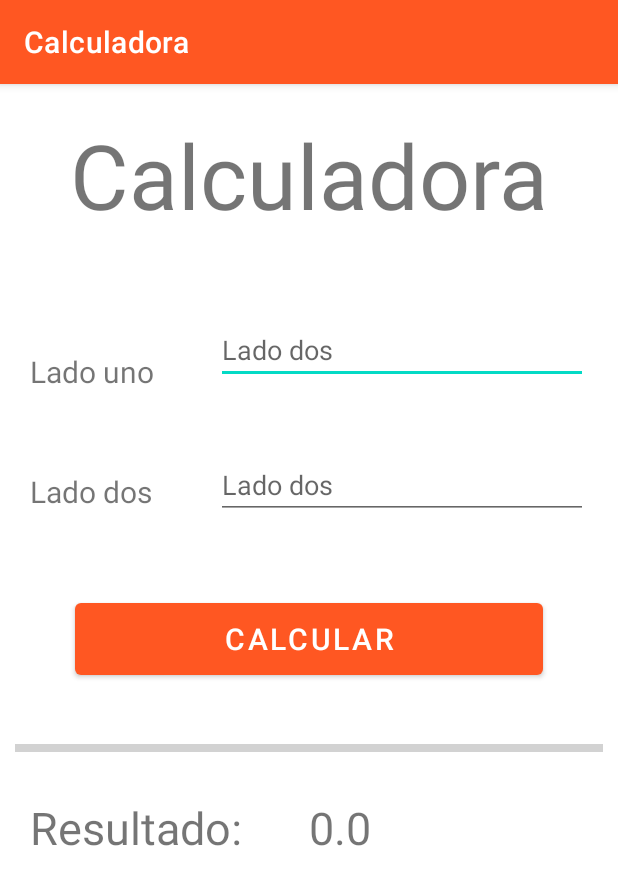
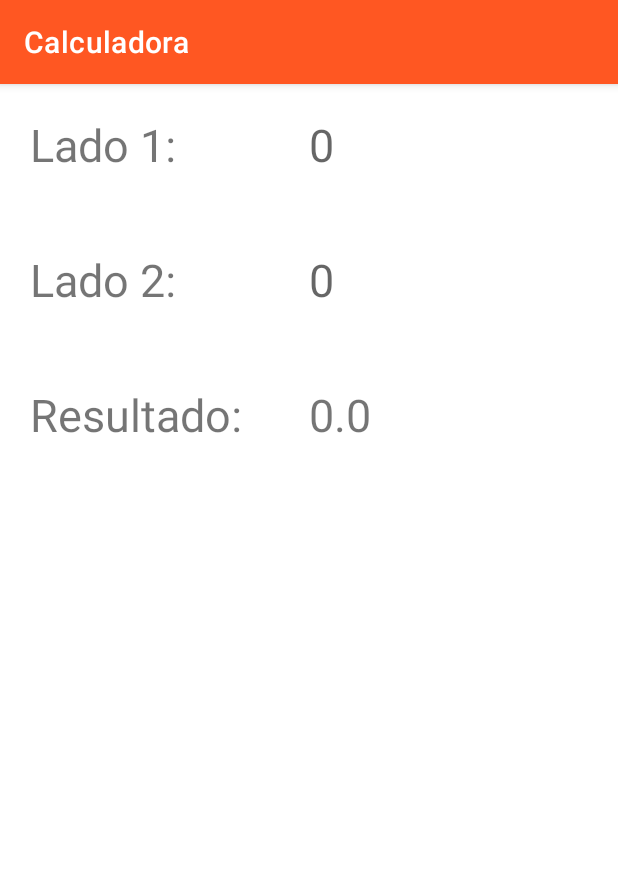
Before and after one commit to drpdevelop/FormApplication, an Android app: the screen it shows after launch (MainActivity before the commit, MainActivity2 after it), after a tap on "CALCULAR", on a phone screen of 412 x 824 dp. Shown: the top 885 px of the screen. Run offline under Robolectric (Android 15) with nearby library versions, the phone set to English and light mode, and no system bars; 2 statements that could not run were skipped.

Commit message:
add calculator, second page and send data

```diff
--- a/app/src/main/AndroidManifest.xml
+++ b/app/src/main/AndroidManifest.xml
@@ -12,6 +12,9 @@
         android:theme="@style/Theme.FormApplication"
         tools:targetApi="31">
         <activity
+            android:name=".MainActivity2"
+            android:exported="false" />
+        <activity
             android:name=".MainActivity"
             android:exported="true">
             <intent-filter>
--- a/app/src/main/java/com/clase1/formapplication/MainActivity.java
+++ b/app/src/main/java/com/clase1/formapplication/MainActivity.java
@@ -2,6 +2,7 @@ package com.clase1.formapplication;
 
 import androidx.appcompat.app.AppCompatActivity;
 
+import android.content.Intent;
 import android.os.Bundle;
 import android.text.TextUtils;
 import android.util.Log;
@@ -32,7 +33,7 @@ public class MainActivity extends AppCompatActivity {
 
         lado_uno = findViewById(R.id.lado_uno);
         lado_dos = findViewById(R.id.lado_dos);
-        result = findViewById(R.id.result);
+        //result = findViewById(R.id.result);
         calculate = findViewById(R.id.calcular);
 
     }
@@ -45,11 +46,12 @@ public class MainActivity extends AppCompatActivity {
         calculate.setOnClickListener(new View.OnClickListener() {
             @Override
             public void onClick(View view) {
-                float lado1 = Float.parseFloat(lado_uno.getText().toString());
-                float lado2 = Float.parseFloat(lado_dos.getText().toString());
-                float resultado = lado1*lado2;
-                String resultad = String.valueOf(resultado);
-                result.setText(resultad);
+                //float lado1 = Float.parseFloat(lado_uno.getText().toString());
+                //float lado2 = Float.parseFloat(lado_dos.getText().toString());
+                //float resultado = lado1*lado2;
+                gotoActivity(view);
+                /*String resultad = String.valueOf(resultado);
+                result.setText(resultad);*/
 
             }
         });
@@ -85,6 +87,16 @@ public class MainActivity extends AppCompatActivity {
         Log.i(Debug,"Entre A OnDestroy");
     }
 
+    public void gotoActivity (View view) {
+
+        Intent pasarDato = new Intent(this, MainActivity2.class);
+        pasarDato.putExtra("lado1",lado_uno.getText().toString());
+        pasarDato.putExtra("lado2",lado_dos.getText().toString());
+        //22pasarDato.putExtra("result",result.getText().toString());
+        startActivity(pasarDato);
+
+    }
+
     /*public void calcular(View view) {
 
         EditText lado_uno = findViewById(R.id.lado_uno);
--- /dev/null
+++ b/app/src/main/java/com/clase1/formapplication/MainActivity2.java
@@ -0,0 +1,39 @@
+package com.clase1.formapplication;
+
+import androidx.appcompat.app.AppCompatActivity;
+
+import android.os.Bundle;
+import android.widget.TextView;
+
+public class MainActivity2 extends AppCompatActivity {
+
+
+    TextView one, two, result;
+
+    @Override
+    protected void onCreate(Bundle savedInstanceState) {
+        super.onCreate(savedInstanceState);
+        setContentView(R.layout.activity_main2);
+        String lado1 = getIntent().getStringExtra("lado1");
+        String lado2 = getIntent().getStringExtra("lado2");
+        //String value = getIntent().getStringExtra("result");
+
+        float l1 = Float.parseFloat(lado1);
+        float l2 = Float.parseFloat(lado2);
+        float resultado = l1*l2;
+
+        result = findViewById(R.id.resultadoValuue);
+        one = findViewById(R.id.lado1);
+        two = findViewById(R.id.lado2);
+
+        //22String value1 = String.valueOf(resultado);
+        //String value2 = String.valueOf(resultado);
+        String resultad = String.valueOf(resultado);
+        one.setText(lado1);
+        two.setText(lado2);
+        result.setText(resultad);
+
+    }
+
+
+}
--- a/app/src/main/res/layout/activity_main.xml
+++ b/app/src/main/res/layout/activity_main.xml
@@ -12,7 +12,7 @@
 
     <TextView
         android:layout_width="match_parent"
-        android:text="Calculadora"
+        android:text="Resultado"
         android:layout_height="100dp"
         android:textAlignment="center"
         android:textSize="60dp"
@@ -43,6 +43,7 @@
             android:layout_height="40dp"
             android:id="@+id/lado_uno"
             android:layout_weight="2"
+            android:inputType="number"
             android:hint="Lado dos"
             />
     </LinearLayout>
@@ -121,7 +122,7 @@
 
 
 
-    <LinearLayout
+    <!---<LinearLayout
         android:layout_width="match_parent"
         android:layout_height="50dp"
         android:layout_marginTop="20dp"
@@ -144,7 +145,7 @@
             android:hint="0"
             android:id="@+id/result"
             />
-    </LinearLayout>
+    </LinearLayout>-->
 
 
 
--- /dev/null
+++ b/app/src/main/res/layout/activity_main2.xml
@@ -0,0 +1,87 @@
+<?xml version="1.0" encoding="utf-8"?>
+<LinearLayout xmlns:android="http://schemas.android.com/apk/res/android"
+    xmlns:app="http://schemas.android.com/apk/res-auto"
+    xmlns:tools="http://schemas.android.com/tools"
+    android:layout_width="match_parent"
+    android:layout_height="match_parent"
+    android:orientation="vertical"
+    tools:context=".MainActivity2">
+
+    <LinearLayout
+        android:layout_width="match_parent"
+        android:layout_height="50dp"
+        android:layout_marginTop="20dp"
+        android:layout_margin="20dp"
+        android:orientation="horizontal"
+        >
+        <TextView
+            android:layout_width="0dp"
+            android:layout_height="40dp"
+            android:layout_weight="2"
+            android:text="Lado 1: "
+            android:textSize="30dp"
+            />
+
+        <TextView
+            android:layout_width="0dp"
+            android:layout_height="40dp"
+            android:textSize="30dp"
+            android:layout_weight="2"
+            android:hint="0"
+            android:id="@+id/lado1"
+            />
+    </LinearLayout>
+
+
+    <LinearLayout
+        android:layout_width="match_parent"
+        android:layout_height="50dp"
+        android:layout_marginTop="20dp"
+        android:layout_margin="20dp"
+        android:orientation="horizontal"
+        >
+        <TextView
+            android:layout_width="0dp"
+            android:layout_height="40dp"
+            android:layout_weight="2"
+            android:text="Lado 2:"
+            android:textSize="30dp"
+            />
+
+        <TextView
+            android:layout_width="0dp"
+            android:layout_height="40dp"
+            android:textSize="30dp"
+            android:layout_weight="2"
+            android:hint="0"
+            android:id="@+id/lado2"
+            />
+    </LinearLayout>
+
+    <LinearLayout
+        android:layout_width="match_parent"
+        android:layout_height="50dp"
+        android:layout_marginTop="20dp"
+        android:layout_margin="20dp"
+        android:orientation="horizontal"
+        >
+        <TextView
+            android:layout_width="0dp"
+            android:layout_height="40dp"
+            android:layout_weight="2"
+            android:text="Resultado:"
+            android:textSize="30dp"
+            />
+
+        <TextView
+            android:layout_width="0dp"
+            android:layout_height="40dp"
+            android:textSize="30dp"
+            android:layout_weight="2"
+            android:hint="0"
+            android:id="@+id/resultadoValuue"
+            />
+    </LinearLayout>
+
+
+</LinearLayout>
```
